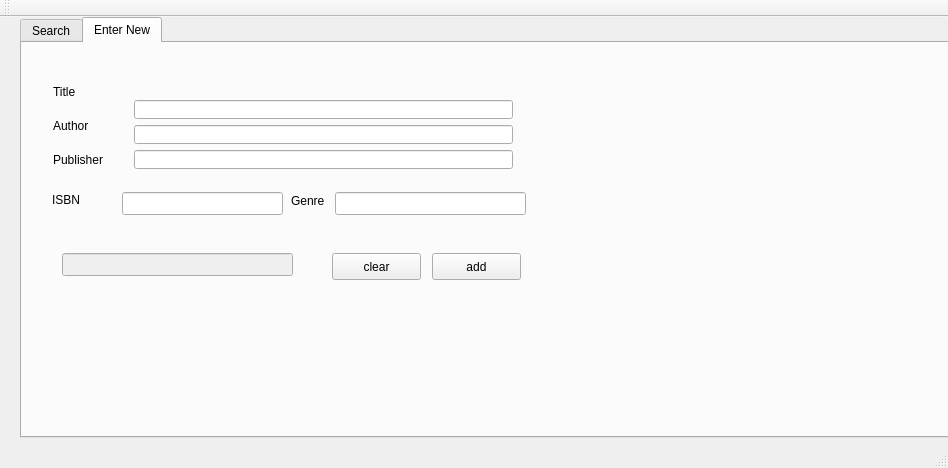
vince-br-549/PubStor, file mainwindow.ui: the form before one commit.
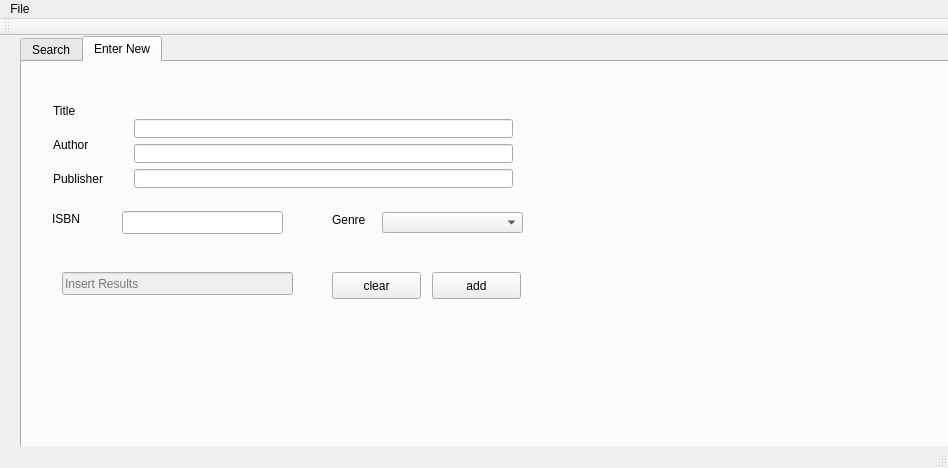
The form after the commit. The open tabs and pages were chosen to show the change.

Commit message: Add combox box for genre

```diff
--- a/mainwindow.ui
+++ b/mainwindow.ui
@@ -157,7 +157,7 @@
      <widget class="QLabel" name="label_4">
       <property name="geometry">
        <rect>
-        <x>269</x>
+        <x>310</x>
         <y>150</y>
         <width>38</width>
         <height>16</height>
@@ -167,22 +167,12 @@
        <string>Genre</string>
       </property>
      </widget>
-     <widget class="QLineEdit" name="genre">
-      <property name="geometry">
-       <rect>
-        <x>313</x>
-        <y>149</y>
-        <width>191</width>
-        <height>23</height>
-       </rect>
-      </property>
-     </widget>
      <widget class="QLabel" name="label_6">
       <property name="geometry">
        <rect>
         <x>30</x>
         <y>149</y>
-        <width>28</width>
+        <width>41</width>
         <height>16</height>
        </rect>
       </property>
@@ -238,6 +228,12 @@
         <height>23</height>
        </rect>
       </property>
+      <property name="text">
+       <string/>
+      </property>
+      <property name="placeholderText">
+       <string>Insert Results</string>
+      </property>
      </widget>
      <widget class="QWidget" name="layoutWidget1">
       <property name="geometry">
@@ -260,6 +256,28 @@
        </item>
       </layout>
      </widget>
+     <widget class="QComboBox" name="comboBox">
+      <property name="geometry">
+       <rect>
+        <x>360</x>
+        <y>150</y>
+        <width>141</width>
+        <height>21</height>
+       </rect>
+      </property>
+      <property name="toolTip">
+       <string extracomment="Genre"/>
+      </property>
+      <property name="autoFillBackground">
+       <bool>true</bool>
+      </property>
+      <property name="editable">
+       <bool>false</bool>
+      </property>
+      <property name="currentText">
+       <string/>
+      </property>
+     </widget>
     </widget>
    </widget>
   </widget>
@@ -272,6 +290,13 @@
      <height>20</height>
     </rect>
    </property>
+   <widget class="QMenu" name="menuFile">
+    <property name="title">
+     <string>File</string>
+    </property>
+    <addaction name="actionSettings"/>
+   </widget>
+   <addaction name="menuFile"/>
   </widget>
   <widget class="QToolBar" name="mainToolBar">
    <property name="sizePolicy">
```
Left out of the diff: 5 changed lines with no effect on the pictures. The commit also changes 2 other files.
